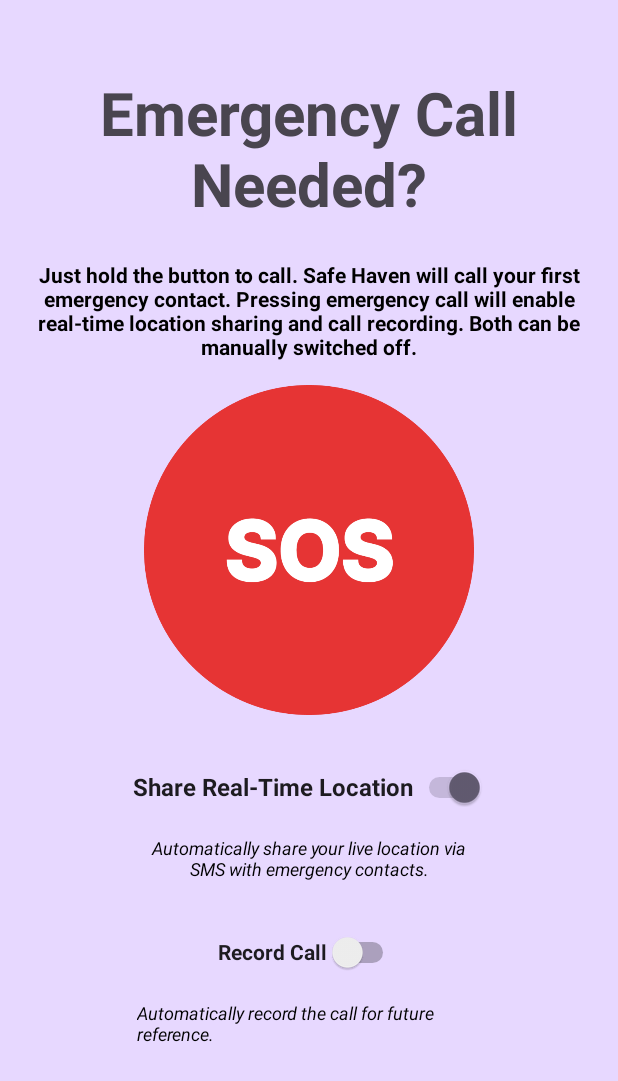
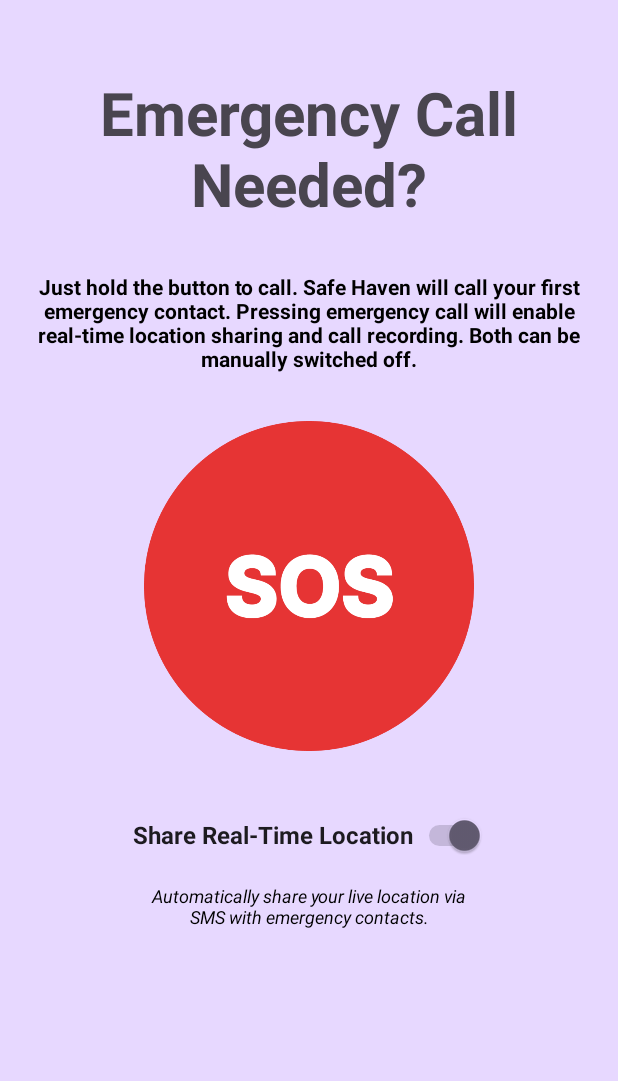
Before and after one commit to yoreumorchid/Safe_Haven, an Android app: the CallingActivity screen opened directly, with no data from a screen before it, on a phone screen of 412 x 824 dp. Shown: the top 1081 px of the screen. Run offline under Robolectric (Android 15) with nearby library versions, the phone set to English and light mode, and no system bars; our stand-ins replace Firebase (no records; nobody signed in at launch, a user with empty details on screens opened directly).

Commit message:
Update layout_calling_activity UI and add instructions for callingActivity.

```diff
--- a/app/src/main/java/com/example/safehaven/CallingActivity.java
+++ b/app/src/main/java/com/example/safehaven/CallingActivity.java
@@ -68,9 +68,6 @@ public class CallingActivity extends AppCompatActivity {
                 super.onCallStateChanged(state, phoneNumber);
                 if(state == TelephonyManager.CALL_STATE_IDLE) {
                     stopLocationUpdates();
-                    Toast.makeText(CallingActivity.this,
-                            "电话已挂断，位置分享已停止。",
-                            Toast.LENGTH_SHORT).show();
                 }
             }
         };
@@ -135,6 +132,7 @@ public class CallingActivity extends AppCompatActivity {
     }
 
     // Location sharing
+    // After make the emergency call, user needs to back to the CallingActivity to share location
     private void initializeLocationSharing() {
         mLocationManager = (LocationManager) getSystemService(LOCATION_SERVICE);
         mHandler = new Handler();
--- a/app/src/main/res/layout/activity_calling.xml
+++ b/app/src/main/res/layout/activity_calling.xml
@@ -13,7 +13,7 @@
         android:layout_width="wrap_content"
         android:layout_height="wrap_content"
         android:layout_marginStart="24dp"
-        android:layout_marginTop="24dp"
+        android:layout_marginTop="32dp"
         android:layout_marginEnd="24dp"
         android:gravity="center"
         android:text="@string/call_instruction"
@@ -41,7 +41,7 @@
         android:id="@+id/IvCall"
         android:layout_width="220dp"
         android:layout_height="220dp"
-        android:layout_marginTop="16dp"
+        android:layout_marginTop="32dp"
         android:contentDescription="Emergency Call Button"
         app:layout_constraintEnd_toEndOf="parent"
         app:layout_constraintStart_toStartOf="parent"
@@ -52,25 +52,13 @@
         android:id="@+id/SwLocShare"
         android:layout_width="wrap_content"
         android:layout_height="48dp"
-        android:layout_marginTop="24dp"
+        android:layout_marginTop="32dp"
         android:text="@string/call_switch_location"
         android:textSize="16sp"
         android:textStyle="bold"
         app:layout_constraintEnd_toEndOf="parent"
         app:layout_constraintStart_toStartOf="parent"
         app:layout_constraintTop_toBottomOf="@+id/IvCall" />
-
-    <Switch
-        android:id="@+id/SwRecCall"
-        android:layout_width="wrap_content"
-        android:layout_height="48dp"
-        android:layout_marginTop="24dp"
-        android:text="@string/call_switch_record"
-        android:textStyle="bold"
-        app:layout_constraintEnd_toEndOf="parent"
-        app:layout_constraintHorizontal_bias="0.498"
-        app:layout_constraintStart_toStartOf="parent"
-        app:layout_constraintTop_toBottomOf="@+id/TvLocShare" />
 
     <TextView
         android:id="@+id/TvLocShare"
@@ -88,20 +76,5 @@
         app:layout_constraintStart_toStartOf="parent"
         app:layout_constraintTop_toBottomOf="@+id/SwLocShare" />
 
-    <TextView
-        android:id="@+id/TvRecCall"
-        android:layout_width="230dp"
-        android:layout_height="30dp"
-        android:layout_marginStart="24dp"
-        android:layout_marginTop="8dp"
-        android:layout_marginEnd="24dp"
-        android:text="@string/call_text_record"
-        android:textColor="@color/black"
-        android:textSize="12sp"
-        android:textStyle="italic"
-        app:layout_constraintEnd_toEndOf="parent"
-        app:layout_constraintStart_toStartOf="parent"
-        app:layout_constraintTop_toBottomOf="@+id/SwRecCall" />
-
 
 </androidx.constraintlayout.widget.ConstraintLayout>
```
